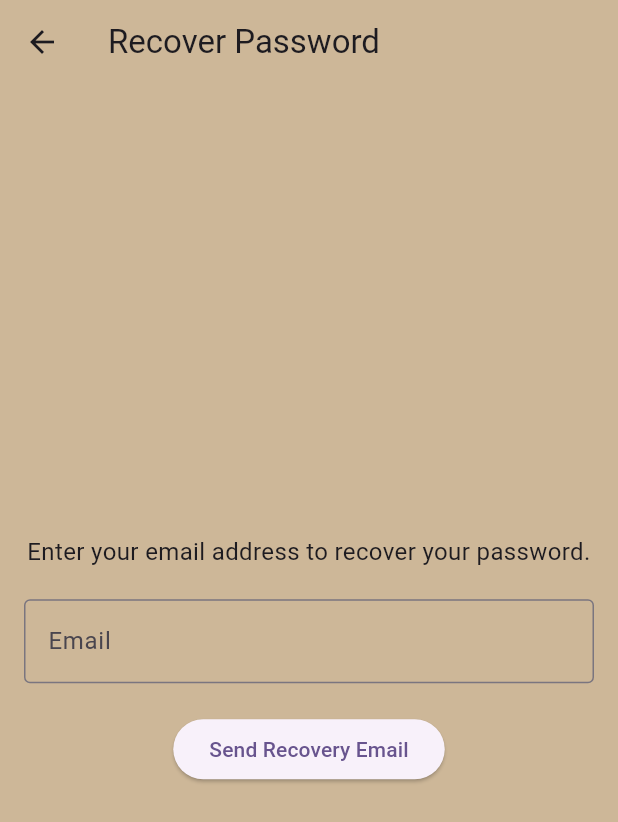
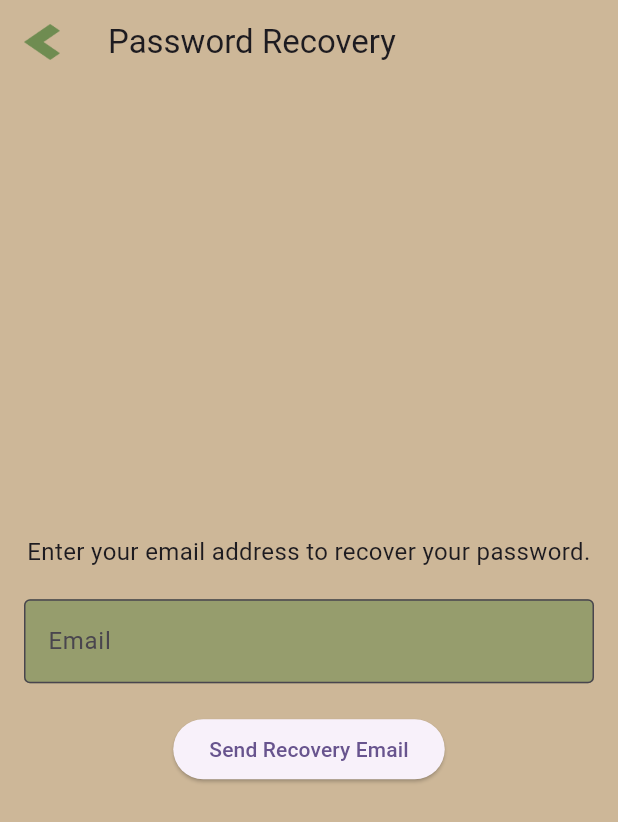
Before and after one commit to hoanganhnguyen1198/auslan_translator_app, a Flutter app: the PasswordRecoveryScreen screen opened by its route, on a phone screen of 412 x 824 dp. Shown: the top 822 px of the screen. Run offline on Flutter 3.47's test engine with Material 3 defaults, Android fonts, the phone set to English and light mode, and no system bars; our stand-ins replace cloud_firestore, firebase_auth, firebase_core, sizer, video_player; accounts and stored records are empty; project files that could hold a hidden picture were left out.

Commit message:
change the style of password recovery page

```diff
--- a/lib/screens/auth/PasswordRecoveryScreen.dart
+++ b/lib/screens/auth/PasswordRecoveryScreen.dart
@@ -22,7 +22,17 @@ class PasswordRecoveryScreen extends StatelessWidget {
   Widget build(BuildContext context) {
     return Scaffold(
       appBar: AppBar(
-        title: Text('Recover Password'),
+        leading: IconButton(
+          icon: Image.asset(
+            'assets/images/arrow.png',  // Path to your image asset
+            width: 24,                  // Set the desired width
+            height: 24,                 // Set the desired height
+          ),
+          onPressed: () {
+            Navigator.pop(context);
+          },
+        ),
+        title: Text('Password Recovery'),
         backgroundColor: bgColor,
       ),
       body: Padding(
@@ -41,6 +51,8 @@ class PasswordRecoveryScreen extends StatelessWidget {
               decoration: InputDecoration(
                 labelText: 'Email',
                 border: OutlineInputBorder(),
+                filled: true,
+                fillColor: tfColor,
                 hintText: 'example@email.com',
               ),
               keyboardType: TextInputType.emailAddress,
--- a/lib/screens/auth/signupScreen.dart
+++ b/lib/screens/auth/signupScreen.dart
@@ -68,7 +68,7 @@ class _SignUpScreenState extends State<SignUpScreen> {
             Navigator.pop(context);
           },
         ),
-        title: Text('Login'),
+        title: Text('Sign up'),
         backgroundColor: bgColor,
       ),
       body: Container(
```
